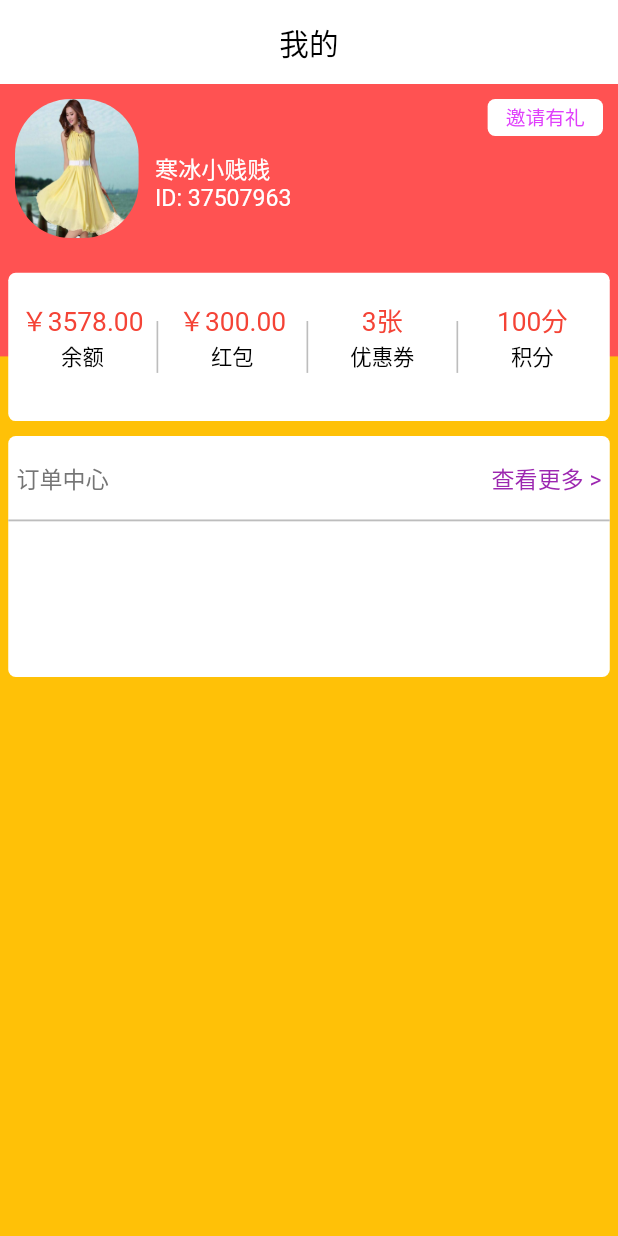
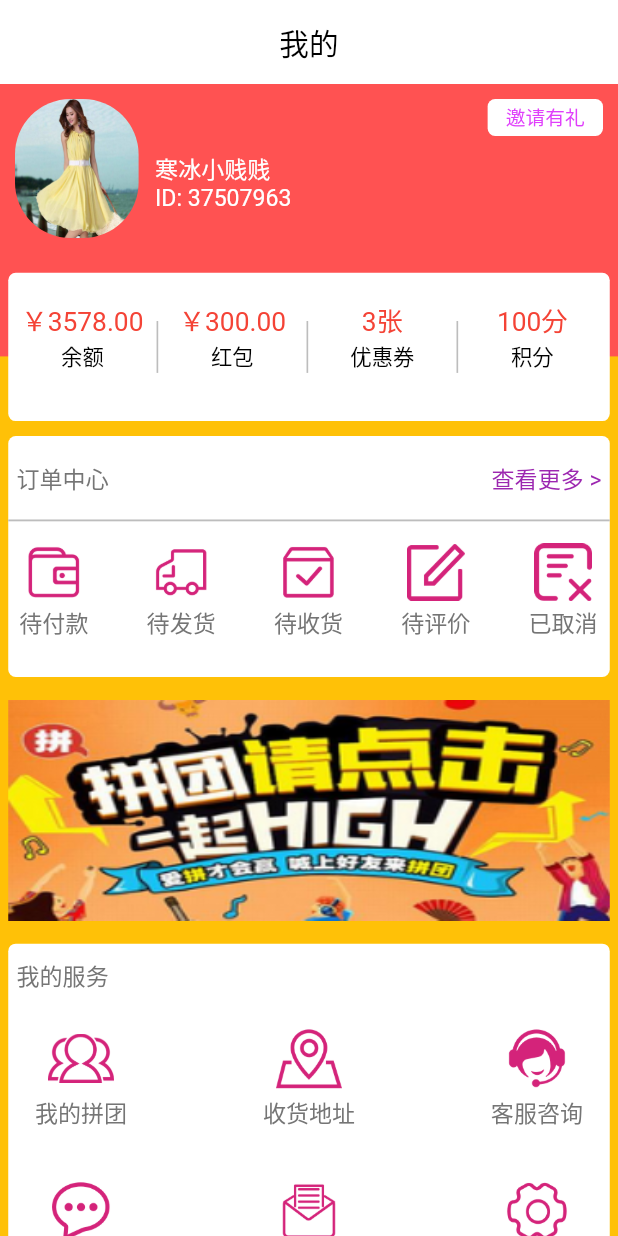
Before and after one commit to yiyuanyan/flutter_f_shop2, a Flutter app: the MyPage screen opened directly, on a phone screen of 412 x 824 dp. Run offline on Flutter 3.47's test engine with Material 2 defaults, Android fonts, the phone set to English and light mode, and no system bars; our stand-ins replace dio, fluro, flutter_html, flutter_screenutil, flutter_swiper, webview_flutter; missing offline and left inert: provide; accounts and stored records are empty; statements that could not run were skipped.

Commit message:
我的页面完成

```diff
--- /dev/null
+++ b/lib/pages/my/banner_page.dart
@@ -0,0 +1,25 @@
+import 'package:flutter/material.dart';
+import 'package:flutter_screenutil/flutter_screenutil.dart';
+
+class BannerPage extends StatelessWidget {
+  @override
+  Widget build(BuildContext context) {
+    return InkWell(
+      onTap: (){
+        print("点击了广告");
+      },
+      child: Container(
+        margin: EdgeInsets.all(ScreenUtil().setWidth(5)),
+        width: ScreenUtil().setWidth(368),
+        height: ScreenUtil().setHeight(135),
+        decoration: BoxDecoration(
+          borderRadius: BorderRadius.circular(5),
+          image: DecorationImage(
+            image: AssetImage("assets/images/ucenter/u271.png"),
+            fit: BoxFit.fitWidth,
+          ),
+        ),
+      ),
+    );
+  }
+}
--- a/lib/pages/my/my_page.dart
+++ b/lib/pages/my/my_page.dart
@@ -1,5 +1,7 @@
 import 'package:flutter/material.dart';
 import 'package:flutter_screenutil/flutter_screenutil.dart';
+import 'package:flutterfshop/pages/my/banner_page.dart';
+import 'package:flutterfshop/pages/my/my_service_page.dart';
 import 'package:flutterfshop/pages/my/order_center_page.dart';
 import 'package:flutterfshop/pages/my/user_info_page.dart';
 
@@ -28,6 +30,8 @@ class MyPage extends StatelessWidget {
           children: <Widget>[
             UserInfoPage(),
             OrderCenterPage(),
+            BannerPage(),
+            MyServicePage(),
           ],
         ),
       ),
--- /dev/null
+++ b/lib/pages/my/my_service_page.dart
@@ -0,0 +1,223 @@
+import 'package:flutter/material.dart';
+import 'package:flutter_screenutil/flutter_screenutil.dart';
+class MyServicePage extends StatelessWidget {
+  @override
+  Widget build(BuildContext context) {
+    return Container(
+      margin: EdgeInsets.only(left: ScreenUtil().setWidth(5), right: ScreenUtil().setWidth(5), bottom: ScreenUtil().setHeight(5)),
+      padding: EdgeInsets.all(ScreenUtil().setWidth(5)),
+      alignment: Alignment.center,
+      width: ScreenUtil().setWidth(365),
+      height: ScreenUtil().setHeight(230),
+      decoration: BoxDecoration(
+        color: Colors.white,
+        borderRadius: BorderRadius.circular(5),
+      ),
+      child: Column(
+        children: <Widget>[
+          _myServiceTitle(),
+          _myServiceGridView(),
+        ],
+      ),
+    );
+  }
+  //title
+  Widget _myServiceTitle(){
+    return Container(
+      alignment: Alignment.centerLeft,
+      height: ScreenUtil().setHeight(25),
+      child: Text(
+        "我的服务",
+        style: TextStyle(
+          fontSize: ScreenUtil().setSp(14),
+          color: Colors.grey[600],
+        ),
+      ),
+    );
+  }
+  //我的服务
+  Widget _myServiceGridView(){
+    return GridView.count(
+      physics: NeverScrollableScrollPhysics(),
+      crossAxisCount: 3,
+      crossAxisSpacing: ScreenUtil().setWidth(70),
+      mainAxisSpacing: ScreenUtil().setHeight(15),
+      padding: EdgeInsets.all(ScreenUtil().setWidth(5)),
+      childAspectRatio: 0.9,
+      shrinkWrap: true,
+      children: <Widget>[
+        InkWell(
+          onTap: (){
+            print("点击了我的拼团");
+          },
+          child: Container(
+            alignment: Alignment.center,
+            child: Column(
+              crossAxisAlignment: CrossAxisAlignment.center,
+              children: <Widget>[
+                Container(
+                  height: ScreenUtil().setHeight(8),
+                ),
+                Image(
+                  image: AssetImage("assets/images/ucenter/group_buy.png"),
+                  width: ScreenUtil().setWidth(40),
+                  height: ScreenUtil().setHeight(40),
+                ),
+                Text(
+                  "我的拼团",
+                  style: TextStyle(
+                    fontSize: ScreenUtil().setSp(14),
+                    color: Colors.grey[600],
+                  ),
+                ),
+              ],
+            ),
+          ),
+        ),
+        InkWell(
+          onTap: (){
+            print("点击了收货地址");
+          },
+          child: Container(
+            alignment: Alignment.center,
+            child: Column(
+              crossAxisAlignment: CrossAxisAlignment.center,
+              children: <Widget>[
+                Container(
+                  height: ScreenUtil().setHeight(8),
+                ),
+                Image(
+                  image: AssetImage("assets/images/ucenter/address.png"),
+                  width: ScreenUtil().setWidth(40),
+                  height: ScreenUtil().setHeight(40),
+                ),
+                Text(
+                  "收货地址",
+                  style: TextStyle(
+                    fontSize: ScreenUtil().setSp(14),
+                    color: Colors.grey[600],
+                  ),
+                ),
+              ],
+            ),
+          ),
+        ),
+        InkWell(
+          onTap: (){
+            print("点击了客服咨询");
+          },
+          child: Container(
+            alignment: Alignment.center,
+            child: Column(
+              crossAxisAlignment: CrossAxisAlignment.center,
+              children: <Widget>[
+                Container(
+                  height: ScreenUtil().setHeight(8),
+                ),
+                Image(
+                  image: AssetImage("assets/images/ucenter/service.png"),
+                  width: ScreenUtil().setWidth(40),
+                  height: ScreenUtil().setHeight(40),
+                ),
+                Text(
+                  "客服咨询",
+                  style: TextStyle(
+                    fontSize: ScreenUtil().setSp(14),
+                    color: Colors.grey[600],
+                  ),
+                ),
+              ],
+            ),
+          ),
+        ),
+        InkWell(
+          onTap: (){
+            print("点击了消息中心");
+          },
+          child: Container(
+            alignment: Alignment.center,
+
+            child: Column(
+              crossAxisAlignment: CrossAxisAlignment.center,
+              children: <Widget>[
+                Container(
+                  height: ScreenUtil().setHeight(8),
+                ),
+                Image(
+                  image: AssetImage("assets/images/ucenter/message.png"),
+                  width: ScreenUtil().setWidth(40),
+                  height: ScreenUtil().setHeight(40),
+                ),
+                Text(
+                  "消息中心",
+                  style: TextStyle(
+                    fontSize: ScreenUtil().setSp(14),
+                    color: Colors.grey[600],
+                  ),
+                ),
+              ],
+            ),
+          ),
+        ),
+        InkWell(
+          onTap: (){
+            print("点击了意见反馈");
+          },
+          child: Container(
+            alignment: Alignment.center,
+
+            child: Column(
+              crossAxisAlignment: CrossAxisAlignment.center,
+              children: <Widget>[
+                Container(
+                  height: ScreenUtil().setHeight(8),
+                ),
+                Image(
+                  image: AssetImage("assets/images/ucenter/feedback.png"),
+                  width: ScreenUtil().setWidth(40),
+                  height: ScreenUtil().setHeight(40),
+                ),
+                Text(
+                  "意见反馈",
+                  style: TextStyle(
+                    fontSize: ScreenUtil().setSp(14),
+                    color: Colors.grey[600],
+                  ),
+                ),
+              ],
+            ),
+          ),
+        ),
+        InkWell(
+          onTap: (){
+            print("点击了设置");
+          },
+          child: Container(
+            alignment: Alignment.center,
+
+            child: Column(
+              crossAxisAlignment: CrossAxisAlignment.center,
+              children: <Widget>[
+                Container(
+                  height: ScreenUtil().setHeight(8),
+                ),
+                Image(
+                  image: AssetImage("assets/images/ucenter/setting.png"),
+                  width: ScreenUtil().setWidth(40),
+                  height: ScreenUtil().setHeight(40),
+                ),
+                Text(
+                  "设置",
+                  style: TextStyle(
+                    fontSize: ScreenUtil().setSp(14),
+                    color: Colors.grey[600],
+                  ),
+                ),
+              ],
+            ),
+          ),
+        ),
+      ],
+    );
+  }
+}
--- a/lib/pages/my/order_center_page.dart
+++ b/lib/pages/my/order_center_page.dart
@@ -22,6 +22,9 @@ class OrderCenterPage extends StatelessWidget {
             height: ScreenUtil().setHeight(1),
             color: Colors.grey[400],
           ),
+          //货运列表
+          _freightGridView(),
+
         ],
       ),
     );
@@ -61,6 +64,121 @@ class OrderCenterPage extends StatelessWidget {
       ),
     );
   }
-
+  //货运列表
+  Widget _freightGridView(){
+    return Container(
+      alignment: Alignment.center,
+      padding: EdgeInsets.only(left: ScreenUtil().setWidth(5), right: ScreenUtil().setHeight(5),top: ScreenUtil().setHeight(10)),
+      child: GridView.count(
+        physics: NeverScrollableScrollPhysics(),
+        crossAxisCount: 5,
+        crossAxisSpacing: 35,
+        childAspectRatio: 0.8,
+        shrinkWrap: true,
+        children: <Widget>[
+          InkWell(
+            onTap: (){
+              print("点击了待付款");
+            },
+            child: Container(
+              child: Column(
+                crossAxisAlignment: CrossAxisAlignment.center,
+                children: <Widget>[
+                  Image(image: AssetImage("assets/images/ucenter/wait_payment.png"), width: ScreenUtil().setWidth(35), height: ScreenUtil().setHeight(35),),
+                  Text(
+                    "待付款",
+                    style: TextStyle(
+                      fontSize: ScreenUtil().setSp(14),
+                      color: Colors.grey[600],
+                    ),
+                  ),
+                ],
+              ),
+            ),
+          ),
+          InkWell(
+            onTap: (){
+              print("点击了待发货");
+            },
+            child: Container(
+              child: Column(
+                crossAxisAlignment: CrossAxisAlignment.center,
+                children: <Widget>[
+                  Image(image: AssetImage("assets/images/ucenter/wait_delivered.png"), width: ScreenUtil().setWidth(35), height: ScreenUtil().setHeight(35),),
+                  Text(
+                    "待发货",
+                    style: TextStyle(
+                      fontSize: ScreenUtil().setSp(14),
+                      color: Colors.grey[600],
+                    ),
+                  ),
+                ],
+              ),
+            ),
+          ),
+          InkWell(
+            onTap: (){
+              print("点击了待收货");
+            },
+            child: Container(
+              child: Column(
+                crossAxisAlignment: CrossAxisAlignment.center,
+                children: <Widget>[
+                  Image(image: AssetImage("assets/images/ucenter/wait_receipt.png"), width: ScreenUtil().setWidth(35), height: ScreenUtil().setHeight(35),),
+                  Text(
+                    "待收货",
+                    style: TextStyle(
+                      fontSize: ScreenUtil().setSp(14),
+                      color: Colors.grey[600],
+                    ),
+                  ),
+                ],
+              ),
+            ),
+          ),
+          InkWell(
+            onTap: (){
+              print("点击了待评价");
+            },
+            child: Container(
+              child: Column(
+                crossAxisAlignment: CrossAxisAlignment.center,
+                children: <Widget>[
+                  Image(image: AssetImage("assets/images/ucenter/evaluate.png"), width: ScreenUtil().setWidth(35), height: ScreenUtil().setHeight(35),),
+                  Text(
+                    "待评价",
+                    style: TextStyle(
+                      fontSize: ScreenUtil().setSp(14),
+                      color: Colors.grey[600],
+                    ),
+                  ),
+                ],
+              ),
+            ),
+          ),
+          InkWell(
+            onTap: (){
+              print("点击了已取消");
+            },
+            child: Container(
+              child: Column(
+                crossAxisAlignment: CrossAxisAlignment.center,
+                children: <Widget>[
+                  Image(image: AssetImage("assets/images/ucenter/cancel.png"), width: ScreenUtil().setWidth(35), height: ScreenUtil().setHeight(35),),
+                  Text(
+                    "已取消",
+                    style: TextStyle(
+                      fontSize: ScreenUtil().setSp(14),
+                      color: Colors.grey[600],
+                    ),
+                  ),
+                ],
+              ),
+            ),
+          ),
+        ],
+      ),
+    );
+  }
 
 }
```
Also changed, not shown: pubspec.yaml (+12 -0 lines), assets/images/ucenter/address.png (added), assets/images/ucenter/cancel.png (added), assets/images/ucenter/evaluate.png (added), assets/images/ucenter/feedback.png (added), assets/images/ucenter/group_buy.png (added), assets/images/ucenter/message.png (added), assets/images/ucenter/service.png (added), assets/images/ucenter/setting.png (added), assets/images/ucenter/u271.png (added), assets/images/ucenter/wait_delivered.png (added), assets/images/ucenter/wait_payment.png (added), assets/images/ucenter/wait_receipt.png (added).
